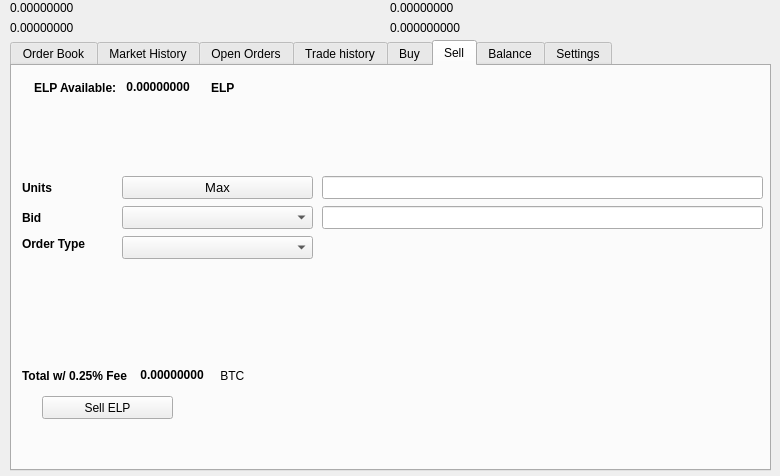
webworker01/Ellerium, file src/qt/forms/tradingdialog.ui: the form before one commit.
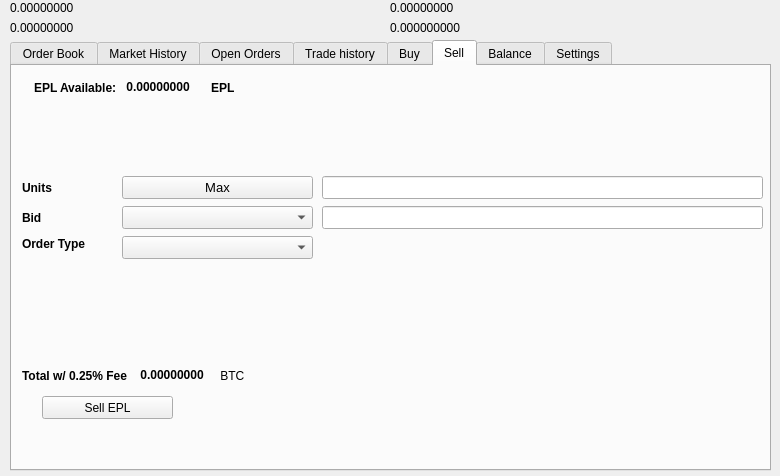
The form after the commit. The open tabs and pages were chosen to show the change. Icons and pictures are not drawn.

The edit to the form file:
```diff
--- a/src/qt/forms/tradingdialog.ui
+++ b/src/qt/forms/tradingdialog.ui
@@ -1751,7 +1751,7 @@
       </rect>
      </property>
      <property name="text">
-      <string>Sell ELP</string>
+      <string>Sell EPL</string>
      </property>
      <property name="icon">
       <iconset resource="../ellerium">
@@ -1777,7 +1777,7 @@
          </font>
         </property>
         <property name="text">
-         <string>ELP Available:</string>
+         <string>EPL Available:</string>
         </property>
        </widget>
       </item>
@@ -2221,7 +2221,7 @@
          </font>
         </property>
         <property name="text">
-         <string>ELP</string>
+         <string>EPL</string>
         </property>
        </widget>
       </item>
```
Left out of the diff: 34 changed lines with no effect on the pictures.
